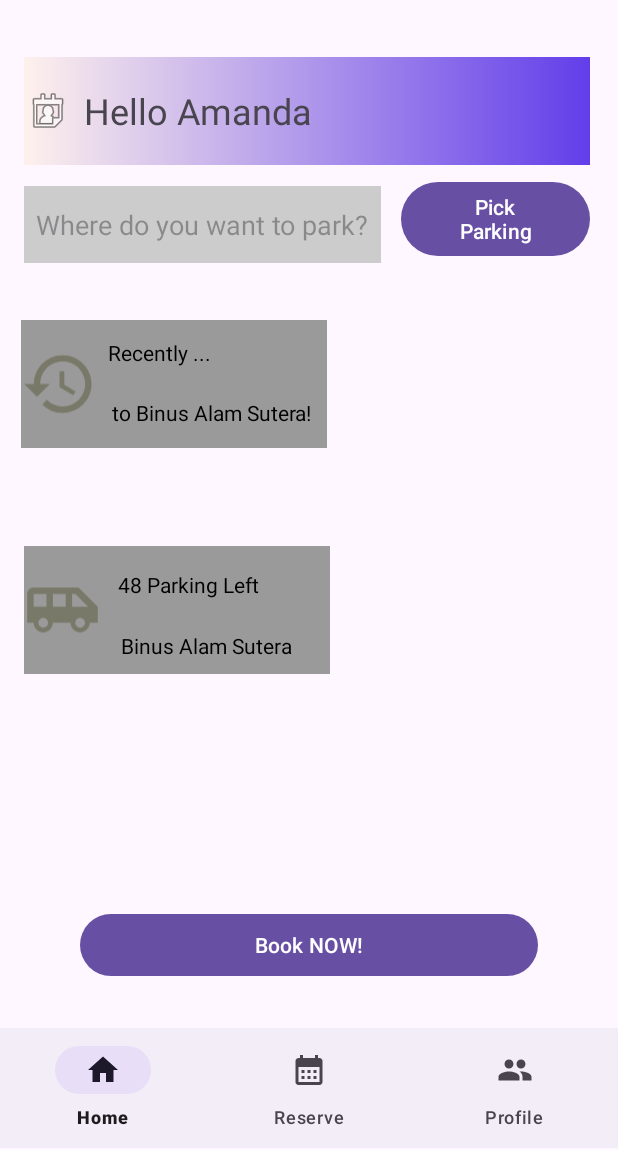
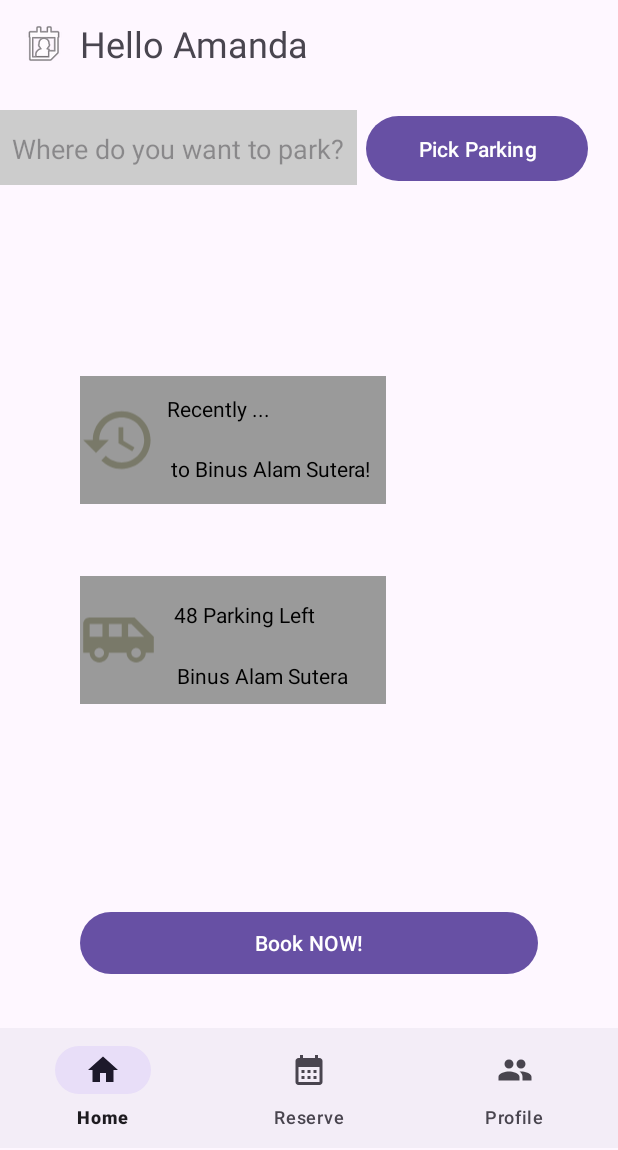
Before and after one commit to temptedwithouta/BinusPark, an Android app: the layout activity_dashboard_1.xml on its own in the app's theme, with its tools: preview values and no code run, on a phone screen of 412 x 824 dp, the part 86-1236 px from its top. Run offline under Robolectric (Android 15) with nearby library versions, the phone set to English and light mode, and no system bars.

Commit message:
update pake fragment

```diff
--- a/app/src/main/res/layout/activity_dashboard_1.xml
+++ b/app/src/main/res/layout/activity_dashboard_1.xml
@@ -6,6 +6,16 @@
     android:layout_width="match_parent"
     android:layout_height="match_parent">
 
+
+    <include
+        android:id="@+id/fragmentSearch"
+        layout="@layout/fragment_search"
+        android:layout_width="394dp"
+        android:layout_height="50dp"
+        app:layout_constraintBottom_toTopOf="@+id/RelativeHistory"
+        app:layout_constraintTop_toBottomOf="@+id/informationName"
+        app:layout_constraintVertical_bias="0.09"
+        tools:layout_editor_absoluteX="15dp" />
 
     <TextView
         android:id="@+id/textViewHello"
@@ -19,52 +29,16 @@
         app:layout_constraintStart_toStartOf="parent"
         app:layout_constraintTop_toTopOf="parent" />
 
-    <LinearLayout
-        android:id="@+id/LinearInfromation"
-        android:layout_width="377dp"
-        android:layout_height="72dp"
-        android:background="@drawable/gradient_backgroud"
-        android:orientation="horizontal"
-        app:layout_constraintBottom_toTopOf="@+id/BookingButton"
+    <include
+        android:id="@+id/informationName"
+        layout="@layout/fragment_common_information"
+        android:layout_width="272dp"
+        android:layout_height="62dp"
+        android:layout_marginTop="40dp"
         app:layout_constraintEnd_toEndOf="parent"
-        app:layout_constraintHorizontal_bias="0.47"
+        app:layout_constraintHorizontal_bias="0.094"
         app:layout_constraintStart_toStartOf="parent"
-        app:layout_constraintTop_toTopOf="parent"
-        app:layout_constraintVertical_bias="0.161">
-
-        <ImageView
-            android:id="@+id/imageViewProfile"
-            android:layout_width="wrap_content"
-            android:layout_height="wrap_content"
-            android:layout_gravity="center_vertical"
-            android:src="@android:drawable/ic_menu_my_calendar" />
-
-        <TextView
-            android:id="@+id/textViewBinusPark"
-            android:layout_width="wrap_content"
-            android:layout_height="wrap_content"
-            android:layout_gravity="center_vertical"
-            android:layout_marginLeft="8dp"
-            android:text="Hello Amanda"
-            android:textSize="24sp" />
-
-    </LinearLayout>
-
-    <EditText
-        android:id="@+id/editTextSearch"
-        android:layout_width="238dp"
-        android:layout_height="51dp"
-        android:layout_marginStart="16dp"
-        android:layout_weight="1"
-        android:background="#CCCCCC"
-        android:hint="Where do you want to park?"
-        android:inputType="text"
-        android:minHeight="48dp"
-        android:padding="8dp"
-        app:layout_constraintBottom_toTopOf="@+id/BookingButton"
-        app:layout_constraintStart_toStartOf="parent"
-        app:layout_constraintTop_toBottomOf="@+id/LinearInfromation"
-        app:layout_constraintVertical_bias="0.032" />
+        app:layout_constraintTop_toTopOf="@id/textViewHello" />
 
     <com.google.android.material.bottomnavigation.BottomNavigationView
         android:id="@+id/bottomNavigationView"
@@ -78,30 +52,19 @@
         app:menu="@menu/navbar_menu"
         tools:ignore="NotSibling" />
 
-    <Button
-        android:id="@+id/BookingButton"
-        android:layout_width="305dp"
-        android:layout_height="49dp"
-        android:text="Book NOW!"
-        app:layout_constraintBottom_toTopOf="@+id/bottomNavigationView"
-        app:layout_constraintEnd_toEndOf="parent"
-        app:layout_constraintStart_toStartOf="parent"
-        app:layout_constraintTop_toTopOf="parent"
-        app:layout_constraintVertical_bias="0.956" />
-
 
     <RelativeLayout
         android:id="@+id/RelativeHistory"
         android:layout_width="204dp"
         android:layout_height="85dp"
-        android:layout_marginBottom="8dp"
+        android:layout_marginBottom="48dp"
+
         android:background="@color/grey"
-        app:layout_constraintBottom_toTopOf="@+id/BookingButton"
+
+        app:layout_constraintBottom_toTopOf="@+id/ParkingStock"
         app:layout_constraintEnd_toEndOf="parent"
-        app:layout_constraintHorizontal_bias="0.066"
-        app:layout_constraintStart_toStartOf="parent"
-        app:layout_constraintTop_toBottomOf="@+id/editTextSearch"
-        app:layout_constraintVertical_bias="0.112">
+        app:layout_constraintHorizontal_bias="0.256"
+        app:layout_constraintStart_toStartOf="parent">
 
         <ImageView
             android:layout_width="51dp"
@@ -140,14 +103,14 @@
         android:id="@+id/ParkingStock"
         android:layout_width="204dp"
         android:layout_height="85dp"
-        android:layout_marginBottom="8dp"
+
+        android:layout_marginBottom="216dp"
+
         android:background="@color/grey"
-        app:layout_constraintBottom_toTopOf="@+id/BookingButton"
+        app:layout_constraintBottom_toTopOf="@+id/bottomNavigationView"
         app:layout_constraintEnd_toEndOf="parent"
-        app:layout_constraintHorizontal_bias="0.077"
-        app:layout_constraintStart_toStartOf="parent"
-        app:layout_constraintTop_toBottomOf="@+id/editTextSearch"
-        app:layout_constraintVertical_bias="0.56">
+        app:layout_constraintHorizontal_bias="0.256"
+        app:layout_constraintStart_toStartOf="parent">
 
         <ImageView
             android:layout_width="51dp"
@@ -183,16 +146,13 @@
     </RelativeLayout>
 
     <Button
-        android:id="@+id/PickParking"
-        android:layout_width="126dp"
-        android:layout_height="57dp"
-        android:text="Pick Parking"
-        app:layout_constraintBottom_toTopOf="@+id/BookingButton"
+        android:id="@+id/BookingButton"
+        android:layout_width="305dp"
+        android:layout_height="49dp"
+        android:layout_marginBottom="32dp"
+        android:text="Book NOW!"
+        app:layout_constraintBottom_toTopOf="@+id/bottomNavigationView"
         app:layout_constraintEnd_toEndOf="parent"
-        app:layout_constraintHorizontal_bias="0.419"
-        app:layout_constraintStart_toEndOf="@+id/editTextSearch"
-        app:layout_constraintTop_toBottomOf="@+id/LinearInfromation"
-        app:layout_constraintVertical_bias="0.016" />
-
+        app:layout_constraintStart_toStartOf="parent" />
 
 </androidx.constraintlayout.widget.ConstraintLayout>
--- /dev/null
+++ b/app/src/main/res/layout/fragment_common_information.xml
@@ -0,0 +1,31 @@
+<?xml version="1.0" encoding="utf-8"?>
+<androidx.constraintlayout.widget.ConstraintLayout xmlns:android="http://schemas.android.com/apk/res/android"
+    xmlns:app="http://schemas.android.com/apk/res-auto"
+    xmlns:tools="http://schemas.android.com/tools"
+    android:layout_width="match_parent"
+    android:layout_height="match_parent">
+
+    <LinearLayout
+        android:id="@+id/linearLayout"
+        android:layout_width="203dp"
+        android:layout_height="61dp"
+        android:orientation="horizontal">
+
+        <ImageView
+            android:id="@+id/imageViewProfile"
+            android:layout_width="wrap_content"
+            android:layout_height="wrap_content"
+            android:layout_gravity="center_vertical"
+            android:src="@android:drawable/ic_menu_my_calendar" />
+
+        <TextView
+            android:id="@+id/textViewBinusPark"
+            android:layout_width="wrap_content"
+            android:layout_height="wrap_content"
+            android:layout_gravity="center_vertical"
+            android:layout_marginLeft="8dp"
+            android:text="Hello Amanda"
+            android:textSize="24sp" />
+
+    </LinearLayout>
+</androidx.constraintlayout.widget.ConstraintLayout>
--- /dev/null
+++ b/app/src/main/res/layout/fragment_search.xml
@@ -0,0 +1,35 @@
+<?xml version="1.0" encoding="utf-8"?>
+<androidx.constraintlayout.widget.ConstraintLayout xmlns:android="http://schemas.android.com/apk/res/android"
+    xmlns:app="http://schemas.android.com/apk/res-auto"
+    xmlns:tools="http://schemas.android.com/tools"
+    android:layout_width="match_parent"
+    android:layout_height="match_parent">
+
+    <EditText
+        xmlns:android="http://schemas.android.com/apk/res/android"
+        android:id="@+id/editTextSearch"
+        android:layout_width="238dp"
+        android:layout_height="51dp"
+        android:layout_marginStart="16dp"
+        android:layout_weight="1"
+        android:background="#CCCCCC"
+        android:hint="Where do you want to park?"
+        android:inputType="text"
+        android:minHeight="48dp"
+        android:padding="8dp"/>
+
+
+    <Button
+        android:id="@+id/PickParking"
+        android:layout_width="148dp"
+        android:layout_height="51dp"
+        android:text="Pick Parking"
+        app:layout_constraintBottom_toBottomOf="parent"
+        app:layout_constraintEnd_toEndOf="parent"
+        app:layout_constraintHorizontal_bias="0.76"
+        app:layout_constraintStart_toEndOf="@+id/editTextSearch"
+        app:layout_constraintTop_toTopOf="parent"
+        app:layout_constraintVertical_bias="0.0" />
+
+
+</androidx.constraintlayout.widget.ConstraintLayout>
```
Also changed, not shown: app/src/main/java/com/example/myapplication/DashboardFragment.java (added, +20 -0 lines), app/src/main/java/com/example/myapplication/ReservationFragment.java (added, +20 -0 lines), app/src/main/res/layout/actvity_reservation.xml (+5 -45 lines).
